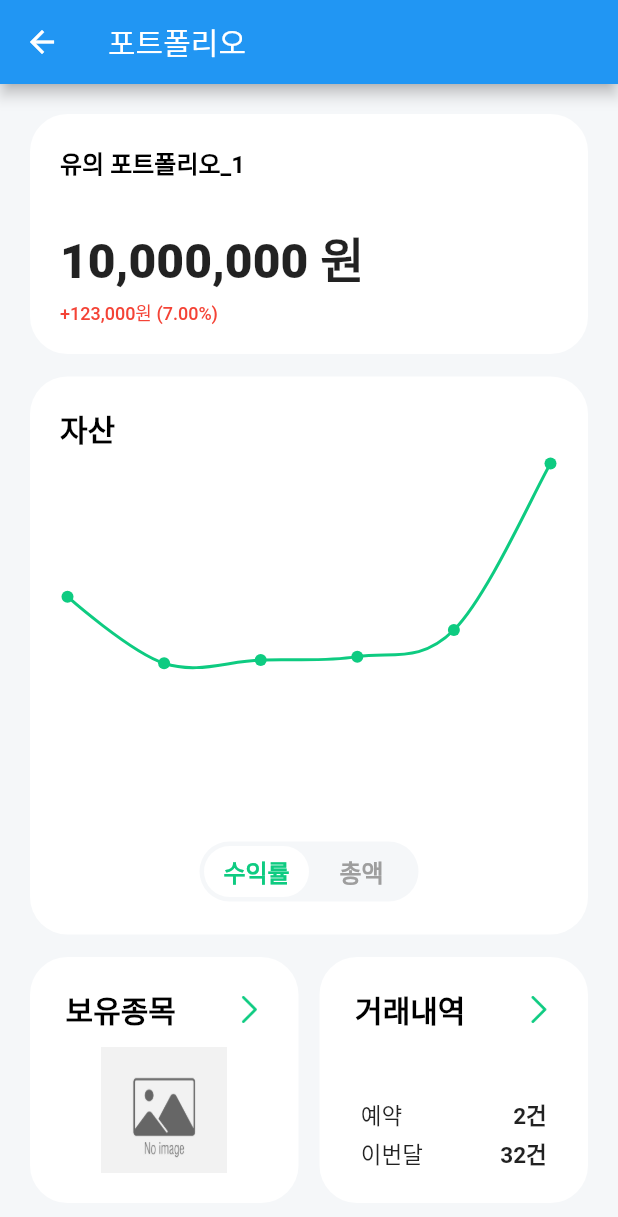
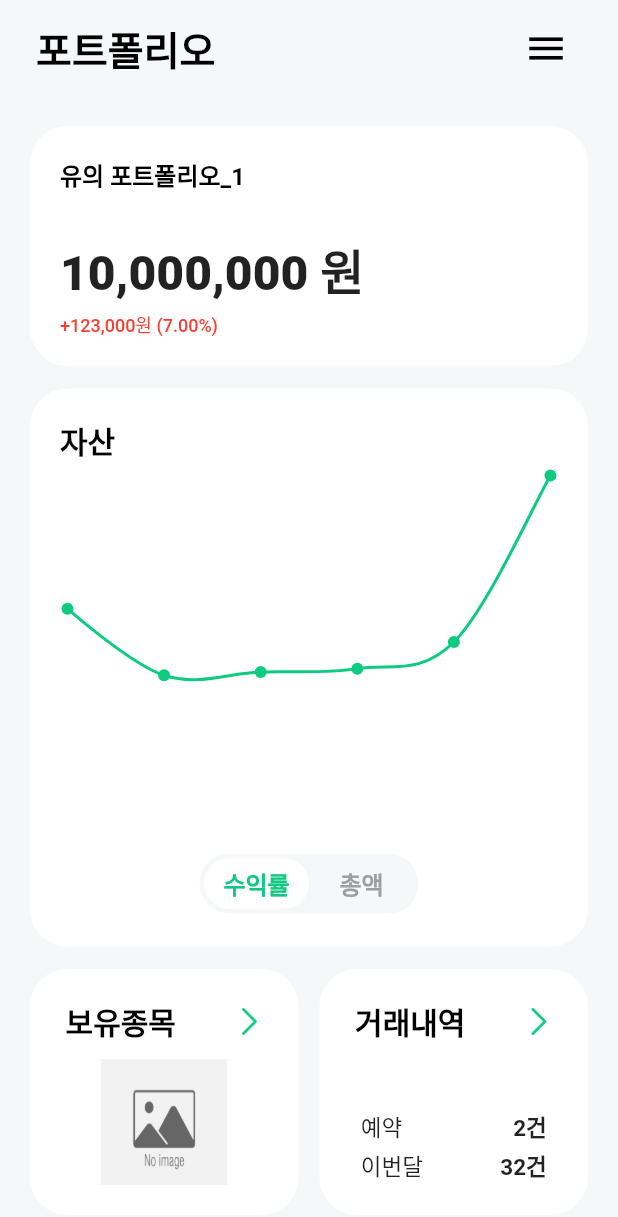
Before and after one commit to SubeenPyun/Stocodi_APP, a Flutter app: the screen it shows after launch, item 3 of the bottom bar chosen, after a tap on "관리", on a phone screen of 412 x 824 dp. Shown: the top 1217 px of the screen. Run offline on Flutter 3.47's test engine with Material 2 defaults, Android fonts, the phone set to English and light mode, and no system bars; drawn by our look-alikes of fl_chart; missing offline and left inert: dart:ffi.

Commit message:
투자실험 완성 + appbar 모듈화

```diff
--- a/lib/invest/item/interest_invest_item.dart
+++ b/lib/invest/item/interest_invest_item.dart
@@ -32,7 +32,7 @@ class InterestInvestItem extends StatelessWidget {
         crossAxisAlignment: CrossAxisAlignment.center,
         children: [
           CircleAvatar(
-            backgroundImage: Image.asset('assets/images/$image').image,
+            backgroundImage: Image.asset('assets/images/$image', fit: BoxFit.fill,).image,
             radius: 20, // 동그란 이미지 크기 설정
           ),
           SizedBox(width: 16),
@@ -66,7 +66,8 @@ class InterestInvestItem extends StatelessWidget {
           ),
           Spacer(),
           IconButton(
-            icon: Icon(Icons.favorite_border), // 하트 버튼
+            icon: Icon(Icons.favorite), // 하트 버튼
+            color: theme.primaryColor,
             onPressed: onPressed,
           ),
         ],
--- a/lib/invest/screens/invest_experiment.dart
+++ b/lib/invest/screens/invest_experiment.dart
@@ -1,9 +1,12 @@
 import 'package:flutter/material.dart';
 import 'package:stocodi_app/invest/item/interest_invest_item.dart';
 import 'package:stocodi_app/invest/screens/portfolio.dart';
+import 'package:stocodi_app/styles/widget/custom_appbar.dart';
 
 import '../../styles/theme/app_theme.dart';
 import '../../styles/widget/round_square_container.dart';
+
+final ThemeData theme = AppTheme.appTheme;
 
 class InvestExperiment extends StatefulWidget{
   const InvestExperiment({Key? key}) : super(key: key);
@@ -14,7 +17,15 @@ class InvestExperiment extends StatefulWidget{
 
 Container _bodyWidget(BuildContext context){
 
-  ThemeData theme = AppTheme.appTheme;
+  Widget buildInterestItem(String image, String title, int price, double percentage) {
+    return InterestInvestItem(
+      image: image,
+      title: title,
+      price: price,
+      percentage: percentage,
+      onPressed: () {},
+    );
+  }
 
   return Container(
     color: theme.backgroundColor,
@@ -46,6 +57,7 @@ Container _bodyWidget(BuildContext context){
                             );
                           },
                           style: ElevatedButton.styleFrom(
+                            elevation: 0.0,
                             backgroundColor: theme.cardColor,
                             padding: EdgeInsets.symmetric(horizontal: 0, vertical: 0), // 버튼 내부 패딩 조정
                             shape: RoundedRectangleBorder(
@@ -55,7 +67,8 @@ Container _bodyWidget(BuildContext context){
                           child: Text(
                               "관리",
                             style: TextStyle(
-                              color: Colors.grey,
+                              color: const Color(0xff575E6B),
+                              fontWeight: FontWeight.w500,
                               fontSize: 14,
                             ),
                           ),
@@ -96,13 +109,25 @@ Container _bodyWidget(BuildContext context){
                   child: ListView.builder(
                     itemCount: 5,
                     itemBuilder: (context, index){
-                      return InterestInvestItem(
-                          image: "apple.jpeg",
-                          title: "애플",
-                          price: 237816,
-                          percentage: 3.6,
-                          onPressed: (){},
-                      );
+                      switch (index) {
+                        case 0:
+                          return buildInterestItem(
+                              "apple.jpeg", "애플", 237816, 3.6);
+                        case 1:
+                          return buildInterestItem(
+                              "teslr.jpg", "테슬라", 331672, -1.1);
+                        case 2:
+                          return buildInterestItem(
+                              "ecopro.png", "에코프로", 1021000, 1.4);
+                        case 3:
+                          return buildInterestItem(
+                              "posco.png", "포스코DX", 60700, 3.2);
+                        case 4:
+                          return buildInterestItem(
+                              "sm.jpg", "에스엠", 132000, 1.3);
+                        default:
+                          return SizedBox.shrink();
+                      }
                     },
 
                   ),
@@ -121,8 +146,11 @@ class _InvestExperimentState extends State<InvestExperiment> {
   @override
   Widget build(BuildContext context) {
     return Scaffold(
-      appBar: AppBar(
-        title: Text('투자실험'),
+      appBar: CustomAppBar(
+        preferredHeight: 64,
+        title: "투자실험",
+        onSearchPressed: (){},
+        showSearchIcon: true, // searchIcon 보이게
       ),
       body: _bodyWidget(context),
     );
--- a/lib/invest/screens/portfolio.dart
+++ b/lib/invest/screens/portfolio.dart
@@ -1,8 +1,10 @@
 import 'package:fl_chart/fl_chart.dart';
 import 'package:flutter/cupertino.dart';
 import 'package:flutter/material.dart';
+import 'package:stocodi_app/invest/screens/transaction_log.dart';
 import 'package:stocodi_app/styles/theme/app_theme.dart';
 
+import '../../styles/widget/custom_appbar.dart';
 import '../../styles/widget/round_square_container.dart';
 
 class Portfolio extends StatefulWidget {
@@ -170,17 +172,28 @@ class _PortfolioState extends State<Portfolio> {
         shrinkWrap: true,
         physics: NeverScrollableScrollPhysics(),
         children: [
-          _buildGridContainer("보유종목"),
+          _buildGridContainer("보유종목",null),
           _buildGridContainer1("거래내역"),
-          _buildGridContainer("거래일지"),
-          _buildGridContainer("배당금"),
+          _buildGridContainer("거래일지",TransactionLog()),
+          _buildGridContainer("배당금",null),
         ],
       ),
     );
   }
 
-  Widget _buildGridContainer(String title) {
-    return RoundSquareContainer(
+  Widget _buildGridContainer(String title, Widget? destinationPage) {
+    return GestureDetector(
+      onTap: () {
+         if (destinationPage != null) {
+           Navigator.push(
+             context,
+              MaterialPageRoute(
+                builder: (context) => destinationPage,
+              ),
+           );
+        }
+      },
+      child: RoundSquareContainer(
         width: 160,
         height: 178,
         child: Column(
@@ -209,6 +222,7 @@ class _PortfolioState extends State<Portfolio> {
                 child: Image.asset('assets/images/no_image.jpg', fit: BoxFit.fill),
             ),
           ],
+        ),
       ),
     );
   }
@@ -302,8 +316,12 @@ class _PortfolioState extends State<Portfolio> {
   @override
   Widget build(BuildContext context) {
     return Scaffold(
-      appBar: AppBar(
-        title: Text('포트폴리오'),
+      appBar: CustomAppBar(
+        // isSub: true,
+        preferredHeight: 64,
+        title: "포트폴리오",
+        onSearchPressed: (){},
+        showSearchIcon: false, // searchIcon 안 보이게
       ),
       body: SingleChildScrollView(
         primary: true, // 자식 위젯의 크기에 스크롤 높이 맞춰짐
--- a/lib/invest/screens/transaction_log.dart
+++ b/lib/invest/screens/transaction_log.dart
@@ -1,4 +1,6 @@
 import 'package:flutter/material.dart';
+
+import '../../styles/widget/custom_appbar.dart';
 
 
 class TransactionLog extends StatefulWidget{
@@ -13,8 +15,11 @@ class _TransactionLogState extends State<TransactionLog> {
   @override
   Widget build(BuildContext context) {
     return Scaffold(
-      appBar: AppBar(
-        title: Text('삼성전자'),
+      appBar: CustomAppBar(
+        preferredHeight: 64,
+        title: "거래일지",
+        onSearchPressed: (){},
+        showSearchIcon: false, // searchIcon 안 보이게
       ),
     );
   }
--- /dev/null
+++ b/lib/styles/widget/custom_appbar.dart
@@ -0,0 +1,63 @@
+import 'package:flutter/material.dart';
+
+import '../../invest/screens/invest_experiment.dart';
+
+class CustomAppBar extends StatelessWidget implements PreferredSizeWidget {
+  final bool isSub;
+  final double preferredHeight;
+  final String title;
+  final VoidCallback? onSearchPressed;
+
+  final bool showSearchIcon; // 아이콘 버튼을 표시할지 여부를 나타내는 속성
+
+  CustomAppBar({
+    Key? key,
+    this.isSub = false,
+    required this.preferredHeight,
+    required this.title,
+    this.onSearchPressed,
+    this.showSearchIcon = false, // 기본값은 false로 설정
+  }) : super(key: key);
+
+  @override
+  Widget build(BuildContext context) {
+    return AppBar(
+      automaticallyImplyLeading: !isSub ? false : true,
+      iconTheme: IconThemeData(
+        size: 30,
+        color: Colors.black
+      ),
+      toolbarHeight: preferredHeight,
+      title: Text(
+        title,
+        style: theme.textTheme.titleLarge,
+      ),
+      backgroundColor: theme.backgroundColor,
+      elevation: 0.0,
+      titleSpacing: !isSub ? 24 : 5,
+      actions: [
+        if (showSearchIcon && onSearchPressed != null)
+          IconButton(
+            iconSize: 30,
+            onPressed: onSearchPressed,
+            icon: Icon(Icons.search), // Search 아이콘 버튼
+            color: Colors.black,
+          ),
+        Padding(
+          padding: const EdgeInsets.only(right: 24),
+          child: IconButton(
+            iconSize: 30,
+            onPressed: () {
+              // 기본 아이콘 버튼 클릭 시 수행할 작업
+            },
+            icon: Icon(Icons.menu), // 기본 아이콘 버튼
+            color: Colors.black,
+          ),
+        ),
+      ],
+    );
+  }
+
+  @override
+  Size get preferredSize => Size.fromHeight(preferredHeight);
+}
--- a/pubspec.yaml
+++ b/pubspec.yaml
@@ -75,9 +75,13 @@ flutter:
   assets:
     - assets/icon/home_on.png
     - assets/icon/home_off.png
-    - assets/images/apple.jpeg
     - assets/images/no_image.jpg
     - assets/images/arrow.png
+    - assets/images/apple.jpeg
+    - assets/images/teslr.jpg
+    - assets/images/ecopro.png
+    - assets/images/posco.png
+    - assets/images/sm.jpg
 
   # An image asset can refer to one or more resolution-specific "variants", see
   # https://flutter.dev/assets-and-images/#resolution-aware
```
Also changed, not shown: assets/images/ecopro.png (added), assets/images/posco.png (added), assets/images/sm.jpg (added), assets/images/teslr.jpg (added). Lines whose indentation alone changed are shown as unchanged.
